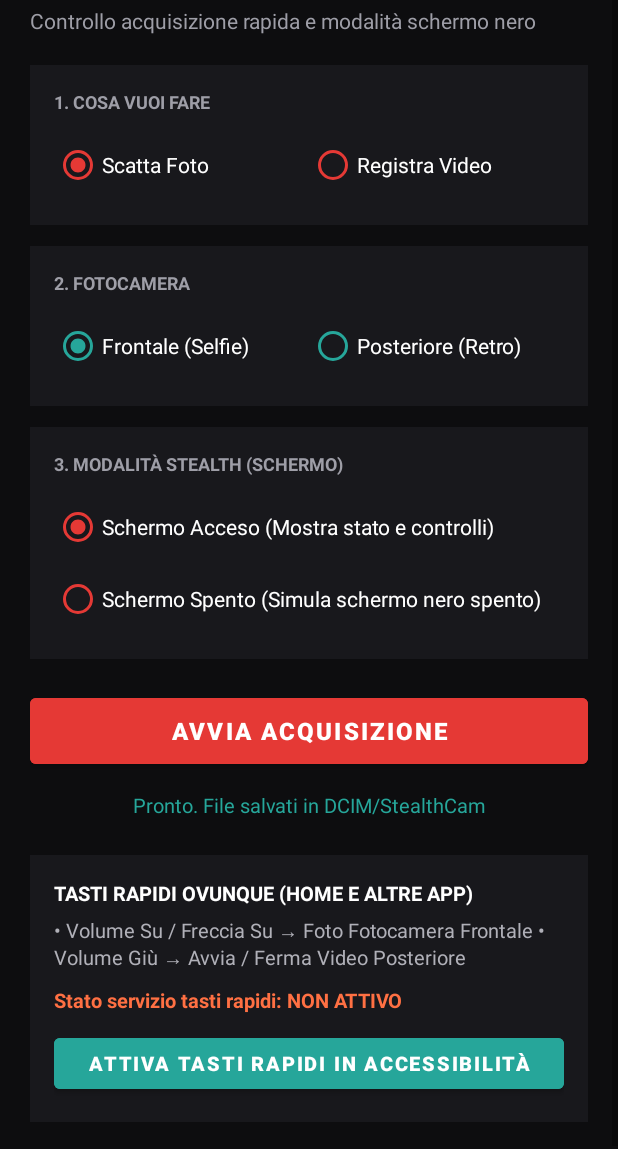
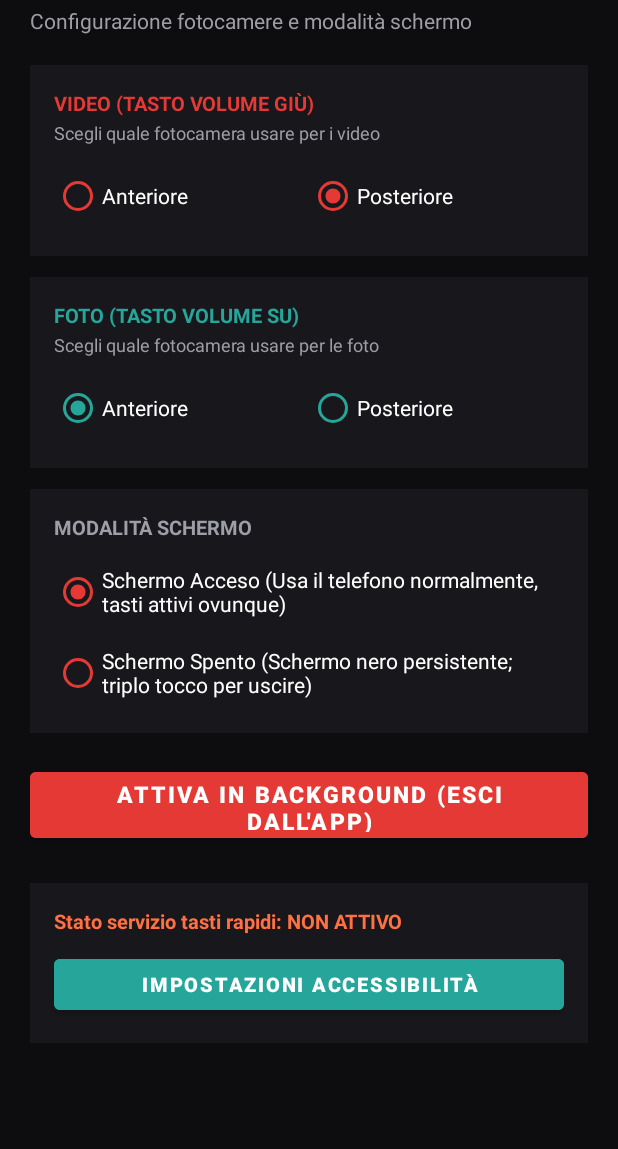
Before and after one commit to MauroLoperaio/BlackEye-Stealth-Camera-Video-Recorder-for-Android, an Android app: the layout activity_main.xml on its own in the app's theme, with its tools: preview values and no code run, on a phone screen of 412 x 824 dp, the part 87-1236 px from its top. Run offline under Robolectric (Android 15) with nearby library versions, the phone set to English and light mode, and no system bars.

Commit message:
Update activity_main.xml

```diff
--- a/BlackEye-StealthCam-v3/StealthCam/app/src/main/res/layout/activity_main.xml
+++ b/BlackEye-StealthCam-v3/StealthCam/app/src/main/res/layout/activity_main.xml
@@ -1,6 +1,5 @@
 <?xml version="1.0" encoding="utf-8"?>
 <ScrollView xmlns:android="http://schemas.android.com/apk/res/android"
-    xmlns:app="http://schemas.android.com/apk/res-auto"
     android:layout_width="match_parent"
     android:layout_height="match_parent"
     android:background="#0D0D0F"
@@ -12,7 +11,6 @@
         android:orientation="vertical"
         android:padding="20dp">
 
-        <!-- Intestazione -->
         <TextView
             android:layout_width="wrap_content"
             android:layout_height="wrap_content"
@@ -26,117 +24,133 @@
             android:layout_height="wrap_content"
             android:layout_marginTop="4dp"
             android:layout_marginBottom="20dp"
-            android:text="Controllo acquisizione rapida e modalità schermo nero"
+            android:text="Configurazione fotocamere e modalità schermo"
             android:textColor="#9E9EA7"
             android:textSize="14sp" />
 
-        <!-- Card 1: Tipo di acquisizione (Foto / Video) -->
+        <!-- SEZIONE 1: VIDEO (Volume Giù) -->
         <LinearLayout
             android:layout_width="match_parent"
             android:layout_height="wrap_content"
+            android:layout_marginBottom="14dp"
             android:background="#18181C"
             android:orientation="vertical"
-            android:padding="16dp"
-            android:layout_marginBottom="14dp">
+            android:padding="16dp">
 
             <TextView
                 android:layout_width="wrap_content"
                 android:layout_height="wrap_content"
-                android:text="1. COSA VUOI FARE"
+                android:text="VIDEO (TASTO VOLUME GIÙ)"
+                android:textColor="#E53935"
+                android:textSize="13sp"
+                android:textStyle="bold" />
+
+            <TextView
+                android:layout_width="wrap_content"
+                android:layout_height="wrap_content"
+                android:layout_marginTop="2dp"
+                android:layout_marginBottom="10dp"
+                android:text="Scegli quale fotocamera usare per i video"
                 android:textColor="#9E9EA7"
-                android:textSize="12sp"
-                android:textStyle="bold"
-                android:layout_marginBottom="10dp" />
+                android:textSize="12sp" />
 
             <RadioGroup
-                android:id="@+id/rgCaptureType"
+                android:id="@+id/rgVideoCamera"
                 android:layout_width="match_parent"
                 android:layout_height="wrap_content"
                 android:orientation="horizontal">
 
                 <RadioButton
-                    android:id="@+id/rbPhoto"
+                    android:id="@+id/rbVideoFront"
                     android:layout_width="0dp"
                     android:layout_height="wrap_content"
                     android:layout_weight="1"
-                    android:checked="true"
-                    android:text="Scatta Foto"
-                    android:textColor="#FFFFFF"
-                    android:buttonTint="#E53935" />
+                    android:buttonTint="#E53935"
+                    android:text="Anteriore"
+                    android:textColor="#FFFFFF" />
 
                 <RadioButton
-                    android:id="@+id/rbVideo"
+                    android:id="@+id/rbVideoBack"
                     android:layout_width="0dp"
                     android:layout_height="wrap_content"
                     android:layout_weight="1"
-                    android:text="Registra Video"
-                    android:textColor="#FFFFFF"
-                    android:buttonTint="#E53935" />
+                    android:buttonTint="#E53935"
+                    android:checked="true"
+                    android:text="Posteriore"
+                    android:textColor="#FFFFFF" />
             </RadioGroup>
         </LinearLayout>
 
-        <!-- Card 2: Scelta Fotocamera -->
+        <!-- SEZIONE 2: FOTO (Volume Su) -->
         <LinearLayout
             android:layout_width="match_parent"
             android:layout_height="wrap_content"
+            android:layout_marginBottom="14dp"
             android:background="#18181C"
             android:orientation="vertical"
-            android:padding="16dp"
-            android:layout_marginBottom="14dp">
+            android:padding="16dp">
 
             <TextView
                 android:layout_width="wrap_content"
                 android:layout_height="wrap_content"
-                android:text="2. FOTOCAMERA"
+                android:text="FOTO (TASTO VOLUME SU)"
+                android:textColor="#26A69A"
+                android:textSize="13sp"
+                android:textStyle="bold" />
+
+            <TextView
+                android:layout_width="wrap_content"
+                android:layout_height="wrap_content"
+                android:layout_marginTop="2dp"
+                android:layout_marginBottom="10dp"
+                android:text="Scegli quale fotocamera usare per le foto"
                 android:textColor="#9E9EA7"
-                android:textSize="12sp"
-                android:textStyle="bold"
-                android:layout_marginBottom="10dp" />
+                android:textSize="12sp" />
 
             <RadioGroup
-                android:id="@+id/rgCameraLens"
+                android:id="@+id/rgPhotoCamera"
                 android:layout_width="match_parent"
                 android:layout_height="wrap_content"
                 android:orientation="horizontal">
 
                 <RadioButton
-                    android:id="@+id/rbFrontCamera"
+                    android:id="@+id/rbPhotoFront"
                     android:layout_width="0dp"
                     android:layout_height="wrap_content"
                     android:layout_weight="1"
+                    android:buttonTint="#26A69A"
                     android:checked="true"
-                    android:text="Frontale (Selfie)"
-                    android:textColor="#FFFFFF"
-                    android:buttonTint="#26A69A" />
+                    android:text="Anteriore"
+                    android:textColor="#FFFFFF" />
 
                 <RadioButton
-                    android:id="@+id/rbBackCamera"
+                    android:id="@+id/rbPhotoBack"
                     android:layout_width="0dp"
                     android:layout_height="wrap_content"
                     android:layout_weight="1"
-                    android:text="Posteriore (Retro)"
-                    android:textColor="#FFFFFF"
-                    android:buttonTint="#26A69A" />
+                    android:buttonTint="#26A69A"
+                    android:text="Posteriore"
+                    android:textColor="#FFFFFF" />
             </RadioGroup>
         </LinearLayout>
 
-        <!-- Card 3: Modalità Stealth (Schermo Acceso / Schermo Spento) -->
+        <!-- SEZIONE 3: MODALITÀ SCHERMO -->
         <LinearLayout
             android:layout_width="match_parent"
             android:layout_height="wrap_content"
+            android:layout_marginBottom="20dp"
             android:background="#18181C"
             android:orientation="vertical"
-            android:padding="16dp"
-            android:layout_marginBottom="20dp">
+            android:padding="16dp">
 
             <TextView
                 android:layout_width="wrap_content"
                 android:layout_height="wrap_content"
-                android:text="3. MODALITÀ STEALTH (SCHERMO)"
+                android:layout_marginBottom="10dp"
+                android:text="MODALITÀ SCHERMO"
                 android:textColor="#9E9EA7"
-                android:textSize="12sp"
-                android:textStyle="bold"
-                android:layout_marginBottom="10dp" />
+                android:textSize="13sp"
+                android:textStyle="bold" />
 
             <RadioGroup
                 android:id="@+id/rgScreenMode"
@@ -148,56 +162,34 @@
                     android:id="@+id/rbScreenOn"
                     android:layout_width="match_parent"
                     android:layout_height="wrap_content"
+                    android:buttonTint="#E53935"
                     android:checked="true"
-                    android:text="Schermo Acceso (Mostra stato e controlli)"
-                    android:textColor="#FFFFFF"
-                    android:buttonTint="#E53935" />
+                    android:text="Schermo Acceso (Usa il telefono normalmente, tasti attivi ovunque)"
+                    android:textColor="#FFFFFF" />
 
                 <RadioButton
                     android:id="@+id/rbScreenOff"
                     android:layout_width="match_parent"
                     android:layout_height="wrap_content"
-                    android:text="Schermo Spento (Simula schermo nero spento)"
-                    android:textColor="#FFFFFF"
-                    android:buttonTint="#E53935" />
+                    android:layout_marginTop="6dp"
+                    android:buttonTint="#E53935"
+                    android:text="Schermo Spento (Schermo nero persistente; triplo tocco per uscire)"
+                    android:textColor="#FFFFFF" />
             </RadioGroup>
         </LinearLayout>
 
-        <!-- Pulsante Avvia -->
+        <!-- Pulsante Principale -->
         <Button
-            android:id="@+id/btnStartAction"
+            android:id="@+id/btnMainAction"
             android:layout_width="match_parent"
             android:layout_height="56dp"
             android:backgroundTint="#E53935"
-            android:text="AVVIA ACQUISIZIONE"
+            android:text="ATTIVA IN BACKGROUND (ESCI DALL'APP)"
             android:textColor="#FFFFFF"
-            android:textSize="16sp"
+            android:textSize="15sp"
             android:textStyle="bold" />
 
-        <!-- Pulsante Ferma Video (visibile durante registrazione a schermo acceso) -->
-        <Button
-            android:id="@+id/btnStopVideo"
-            android:layout_width="match_parent"
-            android:layout_height="52dp"
-            android:layout_marginTop="10dp"
-            android:backgroundTint="#37474F"
-            android:text="FERMA REGISTRAZIONE VIDEO"
-            android:textColor="#FFFFFF"
-            android:textSize="15sp"
-            android:textStyle="bold"
-            android:visibility="gone" />
-
-        <TextView
-            android:id="@+id/tvStatus"
-            android:layout_width="match_parent"
-            android:layout_height="wrap_content"
-            android:layout_marginTop="12dp"
-            android:gravity="center"
-            android:text="Pronto. File salvati in DCIM/StealthCam"
-            android:textColor="#26A69A"
-            android:textSize="13sp" />
-
-        <!-- Sezione Tasti Rapidi Globali -->
+        <!-- Stato Servizio Accessibilità -->
         <LinearLayout
             android:layout_width="match_parent"
             android:layout_height="wrap_content"
@@ -207,27 +199,9 @@
             android:padding="16dp">
 
             <TextView
-                android:layout_width="wrap_content"
-                android:layout_height="wrap_content"
-                android:text="TASTI RAPIDI OVUNQUE (HOME E ALTRE APP)"
-                android:textColor="#FFFFFF"
-                android:textSize="13sp"
-                android:textStyle="bold" />
-
-            <TextView
-                android:layout_width="match_parent"
-                android:layout_height="wrap_content"
-                android:layout_marginTop="6dp"
-                android:text="• Volume Su / Freccia Su → Foto Fotocamera Frontale
-• Volume Giù → Avvia / Ferma Video Posteriore"
-                android:textColor="#B0B0B8"
-                android:textSize="13sp" />
-
-            <TextView
                 android:id="@+id/tvAccessibilityStatus"
                 android:layout_width="wrap_content"
                 android:layout_height="wrap_content"
-                android:layout_marginTop="10dp"
                 android:text="Stato servizio tasti rapidi: NON ATTIVO"
                 android:textColor="#FF7043"
                 android:textSize="13sp"
@@ -239,7 +213,7 @@
                 android:layout_height="46dp"
                 android:layout_marginTop="10dp"
                 android:backgroundTint="#26A69A"
-                android:text="ATTIVA TASTI RAPIDI IN ACCESSIBILITÀ"
+                android:text="IMPOSTAZIONI ACCESSIBILITÀ"
                 android:textColor="#FFFFFF"
                 android:textSize="13sp"
                 android:textStyle="bold" />
```
